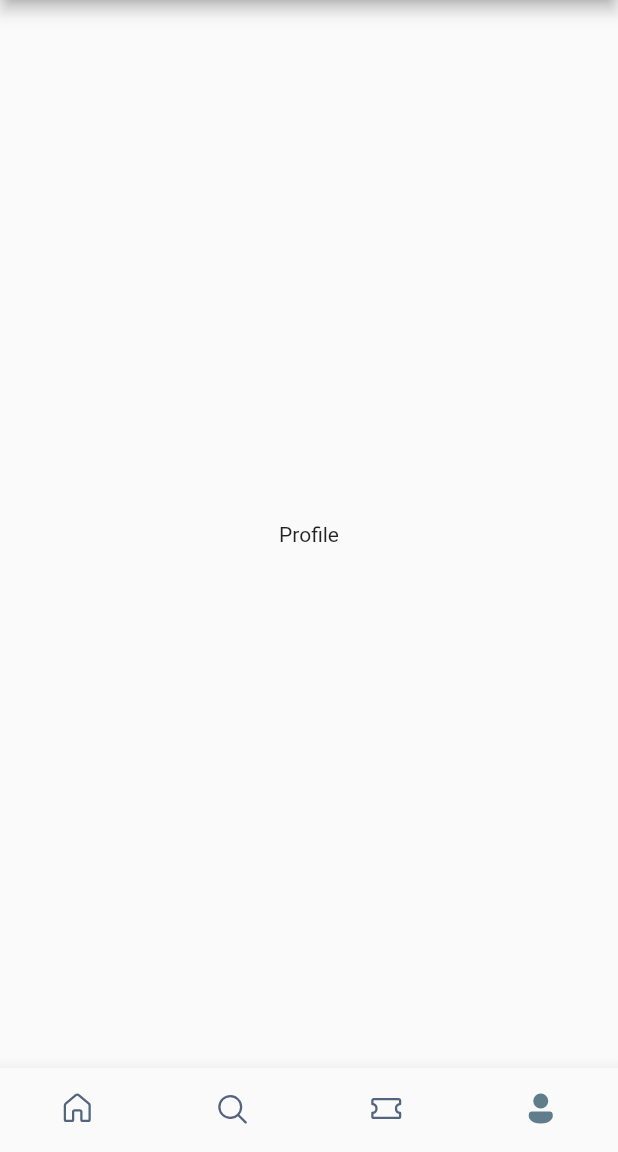
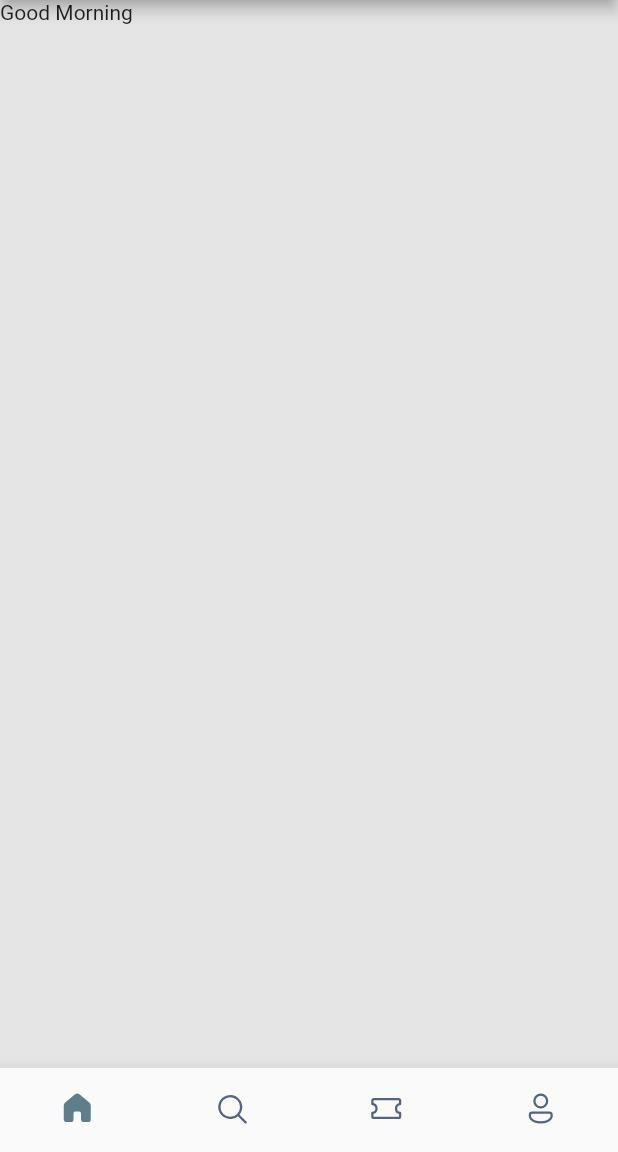
Before and after one commit to AshDest/test_app, a Flutter app: the screen it shows after launch, on a phone screen of 412 x 824 dp, the part 84-1236 px from its top. Run offline on Flutter 3.47's test engine with Material 2 defaults, Android fonts, the phone set to English and light mode, and no system bars; our stand-ins replace fluentui_icons.

Commit message:
ash commit

```diff
--- a/lib/screens/bottom_bar.dart
+++ b/lib/screens/bottom_bar.dart
@@ -1,6 +1,7 @@
-import 'package:flutter/cupertino.dart';
+// import 'package:flutter/cupertino.dart';
 import 'package:flutter/material.dart';
 import 'package:fluentui_icons/fluentui_icons.dart';
+import 'package:test_app/screens/home_screen.dart';
 
 class BottomBar extends StatefulWidget {
   const BottomBar({super.key});
@@ -10,9 +11,9 @@ class BottomBar extends StatefulWidget {
 }
 
 class _BottomBarState extends State<BottomBar> {
-  int _selectedIndex = 3;
+  int _selectedIndex = 0;
   static final List<Widget> _widgetOptions = <Widget>[
-    const Text("Home"),
+    const HomeScreen(),
     const Text("Search"),
     const Text("Ticket"),
     const Text("Profile"),
--- a/lib/screens/home_screen.dart
+++ b/lib/screens/home_screen.dart
@@ -0,0 +1,31 @@
+// import 'package:flutter/cupertino.dart';
+import 'package:flutter/material.dart';
+// import 'package:flutter/src/widgets/framework.dart';
+// import 'package:flutter/src/widgets/placeholder.dart';
+
+class HomeScreen extends StatelessWidget {
+  const HomeScreen({super.key});
+
+  @override
+  Widget build(BuildContext context) {
+    return Scaffold(
+      backgroundColor: Color(0xFFE5E5E5),
+      body: ListView(
+        children: [
+          Container(
+            child: Column(
+              children: [
+                Row(
+                  children: [
+                    Text("Good Morning")
+                    // Image.asset("assets/images/img_1.png")
+                  ],
+                )
+              ],
+            ),
+          )
+        ],
+      ),
+    );
+  }
+}
--- a/pubspec.yaml
+++ b/pubspec.yaml
@@ -58,8 +58,8 @@ flutter:
   uses-material-design: true
 
   # To add assets to your application, add an assets section, like this:
-  # assets:
-  #   - images/a_dot_burr.jpeg
+  assets:
+    - assets/images
   #   - images/a_dot_ham.jpeg
 
   # An image asset can refer to one or more resolution-specific "variants", see
```
Also changed, not shown: assets/images/img_1.png (added).
